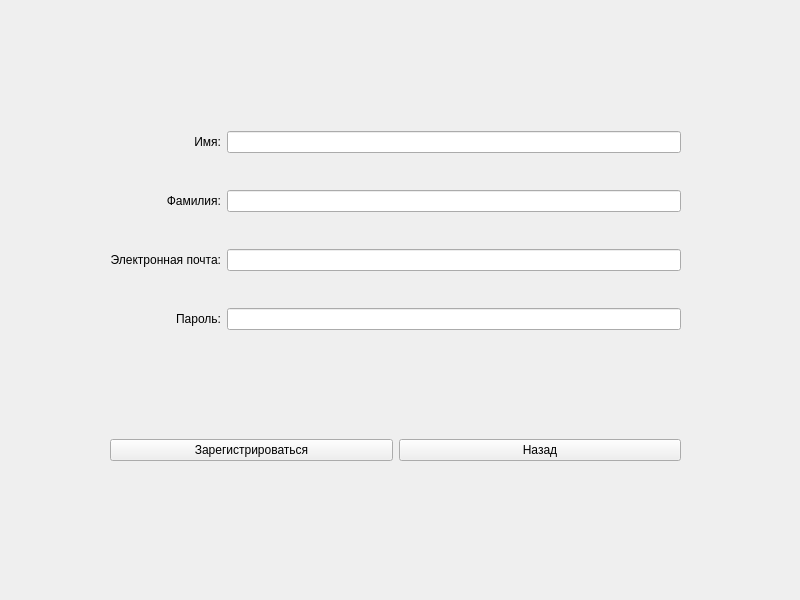
Qt form GreyHound/registerpageforcandidate.ui (ProteusP/GreyHound-hiring-desktop-app) before a commit.
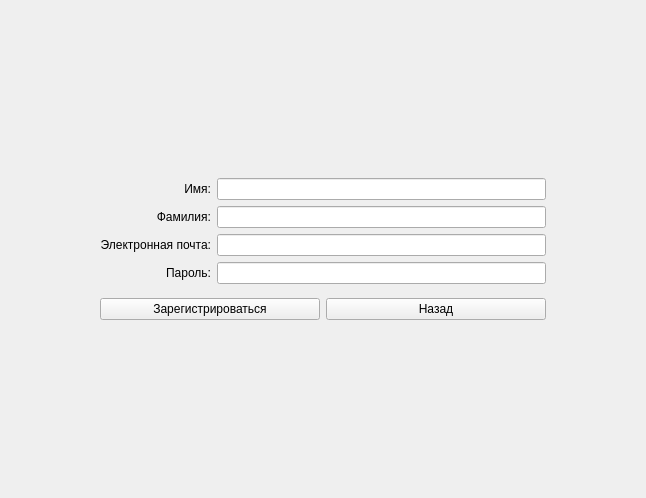
The same form after that commit.

Diff of the .ui file:
```diff
--- a/GreyHound/registerpageforcandidate.ui
+++ b/GreyHound/registerpageforcandidate.ui
@@ -6,22 +6,27 @@
    <rect>
     <x>0</x>
     <y>0</y>
-    <width>800</width>
-    <height>600</height>
+    <width>646</width>
+    <height>498</height>
    </rect>
   </property>
   <property name="windowTitle">
    <string>Form</string>
   </property>
-  <widget class="QWidget" name="layoutWidget">
-   <property name="geometry">
-    <rect>
-     <x>110</x>
-     <y>100</y>
-     <width>571</width>
-     <height>261</height>
-    </rect>
+  <layout class="QGridLayout" name="gridLayout_2">
+   <property name="leftMargin">
+    <number>100</number>
    </property>
+   <property name="topMargin">
+    <number>170</number>
+   </property>
+   <property name="rightMargin">
+    <number>100</number>
+   </property>
+   <property name="bottomMargin">
+    <number>170</number>
+   </property>
+   <item row="0" column="0">
    <layout class="QGridLayout" name="gridLayout">
     <item row="0" column="0">
      <widget class="QLabel" name="registrationLabelNameCandidate">
@@ -34,7 +39,14 @@
      </widget>
     </item>
     <item row="0" column="1">
-     <widget class="QLineEdit" name="registrationLineNameCandidate"/>
+      <widget class="QLineEdit" name="registrationLineNameCandidate">
+       <property name="minimumSize">
+        <size>
+         <width>300</width>
+         <height>0</height>
+        </size>
+       </property>
+      </widget>
     </item>
     <item row="1" column="0">
      <widget class="QLabel" name="registrationLabelSurnameCandidate">
@@ -47,7 +59,14 @@
      </widget>
     </item>
     <item row="1" column="1">
-     <widget class="QLineEdit" name="registrationLineSurnameCandidate"/>
+      <widget class="QLineEdit" name="registrationLineSurnameCandidate">
+       <property name="minimumSize">
+        <size>
+         <width>300</width>
+         <height>0</height>
+        </size>
+       </property>
+      </widget>
     </item>
     <item row="2" column="0">
      <widget class="QLabel" name="registrationLabelEmailCandidate">
@@ -60,7 +79,14 @@
      </widget>
     </item>
     <item row="2" column="1">
-     <widget class="QLineEdit" name="registrationLineEmailCandidate"/>
+      <widget class="QLineEdit" name="registrationLineEmailCandidate">
+       <property name="minimumSize">
+        <size>
+         <width>300</width>
+         <height>0</height>
+        </size>
+       </property>
+      </widget>
     </item>
     <item row="3" column="0">
      <widget class="QLabel" name="registrationLabelPasswordCandidate">
@@ -74,22 +100,20 @@
     </item>
     <item row="3" column="1">
      <widget class="QLineEdit" name="registrationLinePasswordCandidate">
+       <property name="minimumSize">
+        <size>
+         <width>300</width>
+         <height>0</height>
+        </size>
+       </property>
       <property name="echoMode">
        <enum>QLineEdit::EchoMode::PasswordEchoOnEdit</enum>
       </property>
      </widget>
     </item>
    </layout>
-  </widget>
-  <widget class="QWidget" name="horizontalLayoutWidget">
-   <property name="geometry">
-    <rect>
-     <x>110</x>
-     <y>410</y>
-     <width>571</width>
-     <height>80</height>
-    </rect>
-   </property>
+   </item>
+   <item row="1" column="0">
    <layout class="QHBoxLayout" name="horizontalLayout">
     <item>
      <widget class="QPushButton" name="PBregistrationCandidate">
@@ -106,7 +130,8 @@
      </widget>
     </item>
    </layout>
-  </widget>
+   </item>
+  </layout>
  </widget>
  <resources/>
  <connections/>
```
Lines whose indentation alone changed are shown as unchanged.
